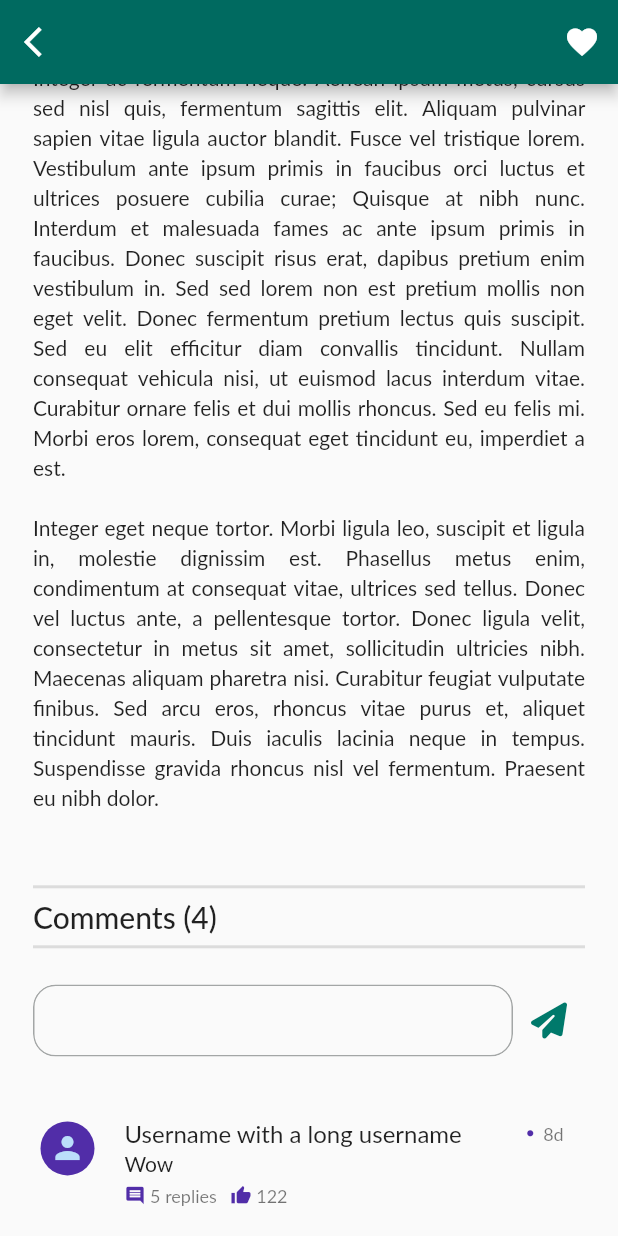
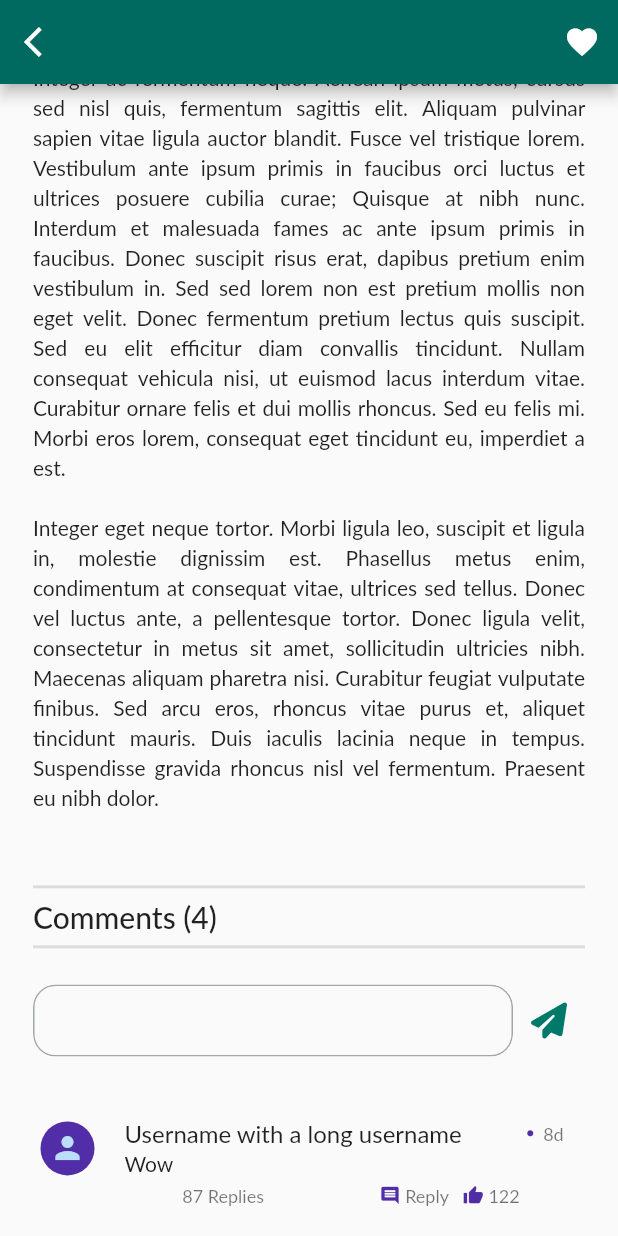
Before and after one commit to Sofia-VA/ProyectoPAM, a Flutter app: the screen it shows after launch, scrolled down 774 dp, on a phone screen of 412 x 824 dp. Run offline on Flutter 3.47's test engine with Material 2 defaults, Android fonts, the phone set to English and light mode, and no system bars; our stand-ins replace bloc, carousel_slider, flutter_bloc, flutter_keyboard_visibility, font_awesome_flutter; missing offline and left inert: comment_box, flutter_icon_shadow, swipe_image_gallery; Roboto replaces fonts that are missing (Lato).

Commit message:
Comment tile buttons update

```diff
--- a/viajes/lib/home/location/comments/comment_tile.dart
+++ b/viajes/lib/home/location/comments/comment_tile.dart
@@ -57,27 +57,31 @@ class _CommentTileState extends State<CommentTile> {
         child: DefaultTextStyle.merge(
             style: Theme.of(context).textTheme.bodySmall,
             child: Row(
-              mainAxisAlignment: MainAxisAlignment.start,
+              mainAxisAlignment: MainAxisAlignment.spaceAround,
               children: [
-                Text.rich(
+                GestureDetector(
+                    child: Text('87 Replies'),
+                    onTap: () {
+                      // TODO: Show replies
+                    }),
+                Row(
+                  children: [
+                    GestureDetector(
+                      onTap: () {
+                        BlocProvider.of<CommentBloc>(context)
+                            .add(WriteToCommentBoxEvent());
+                      },
+                      child: Text.rich(
                         TextSpan(
                           children: [
                             WidgetSpan(
-                          child: GestureDetector(
                               child: Icon(Icons.comment, size: 14),
-                              onTap: () {
-                                // TODO: Show replies and open reply box
-                                BlocProvider.of<CommentBloc>(context)
-                                    .add(WriteToCommentBoxEvent());
-                              })),
+                            ),
                             TextSpan(
-                        text: ' 5 replies',
-                        recognizer: new TapGestureRecognizer()
-                          ..onTap = () {
-                            // TODO: Show replies
-                          },
+                              text: ' Reply',
                             ),
                           ],
+                        ),
                       ),
                     ),
                     Text('   '),
@@ -89,6 +93,8 @@ class _CommentTileState extends State<CommentTile> {
                         ],
                       ),
                     )
+                  ],
+                ),
               ],
             )),
       ),
```
Lines whose indentation alone changed are shown as unchanged.
